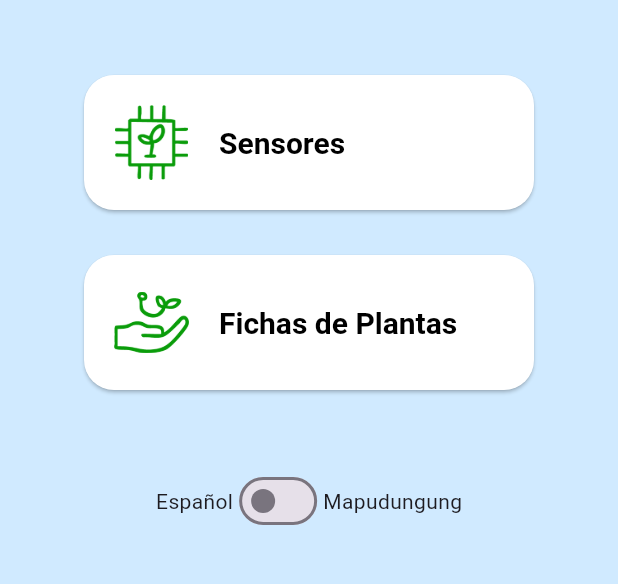
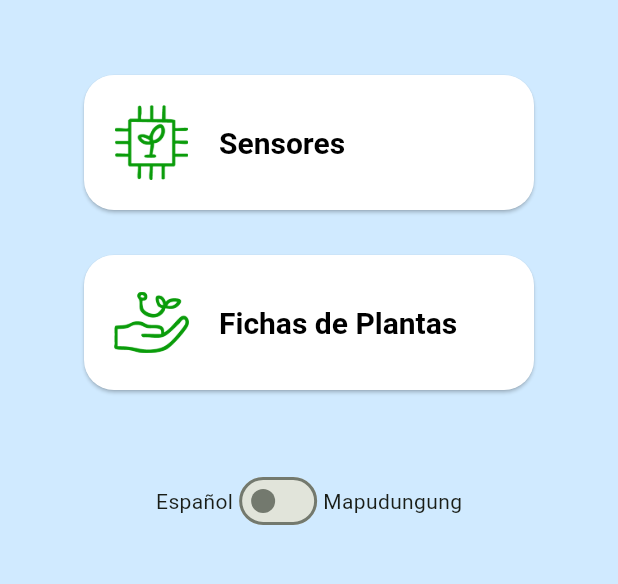
Before and after one commit to kimeltuwe-loftech/Aplicacion_movil, a Flutter app: the screen it shows after launch, on a phone screen of 412 x 824 dp, the part 225-809 px from its top. Run offline on Flutter 3.47's test engine with Material 3 defaults, Android fonts, the phone set to English and light mode, and no system bars; our stand-ins replace fl_chart, flutter_spinkit, image_picker, shared_preferences; missing offline and left inert: udp.

Commit message:
Change theme color

```diff
--- a/lib/main.dart
+++ b/lib/main.dart
@@ -1,7 +1,7 @@
 import 'package:flutter/material.dart';
 import 'package:provider/provider.dart';
 import 'sensores.dart';
-import 'ficha.dart';
+import 'ficha2.dart';
 import 'l10n/app_localizations.dart';
 import 'package:flutter_localizations/flutter_localizations.dart';
 import 'util/udp.dart';
@@ -47,6 +47,12 @@ class _MyAppState extends State<MyApp> {
         GlobalWidgetsLocalizations.delegate,
         GlobalCupertinoLocalizations.delegate,
       ],
+      theme: ThemeData(
+        colorScheme: ColorScheme.fromSeed(
+          seedColor: const Color(0xFF009900), // <--- Your theme color
+          brightness: Brightness.light,
+        ),
+      ),
       home: Scaffold(
         backgroundColor: const Color(0xFFD0EAFF),
         body: ListView(
```
